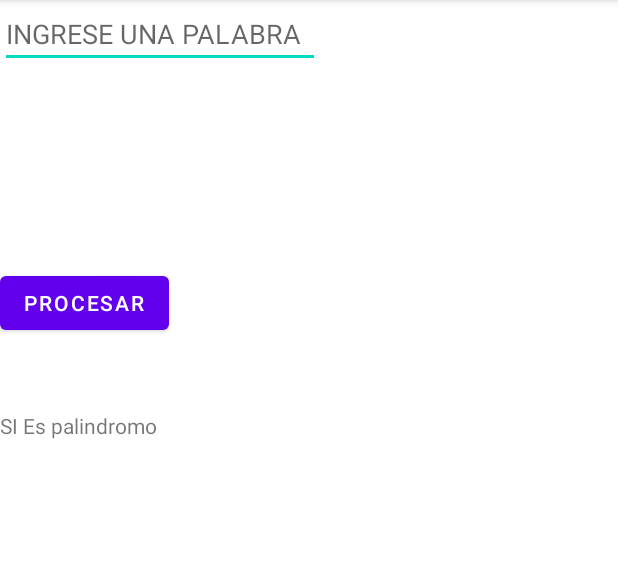
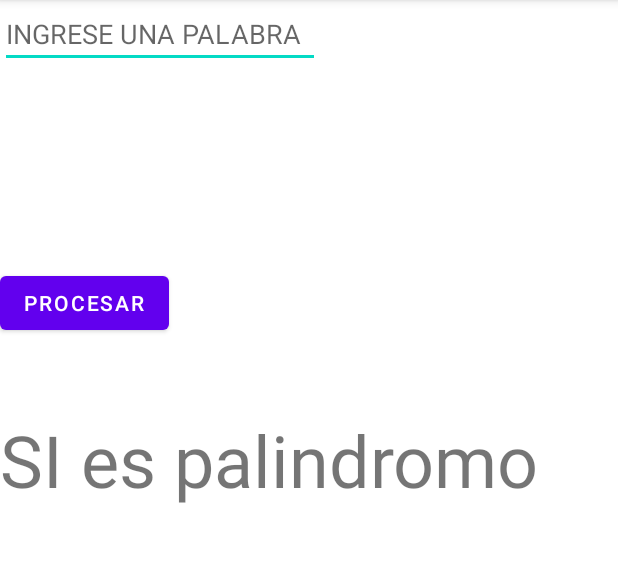
Before and after one commit to MAURIGON/PruebaCapicua, an Android app: the screen it shows after launch (MainActivity), after a tap on "PROCESAR", on a phone screen of 412 x 824 dp, the part 84-646 px from its top. Run offline under Robolectric (Android 15) with nearby library versions, the phone set to English and light mode, and no system bars.

Commit message:
cambio de tamaño de letra de ultimo textview

```diff
--- a/PruebaCapicua/app/src/main/java/com/example/pruebacapicua/MainActivity.java
+++ b/PruebaCapicua/app/src/main/java/com/example/pruebacapicua/MainActivity.java
@@ -68,7 +68,7 @@ public class MainActivity extends AppCompatActivity  {
 
     private void avisarPalindromo() {
         if (invertida.equals(palabra)){
-            txtAviso.setText("SI Es palindromo");
+            txtAviso.setText("SI es palindromo");
         }
         else{
             txtAviso.setText("NO es palindromo");
--- a/PruebaCapicua/app/src/main/res/layout/activity_main.xml
+++ b/PruebaCapicua/app/src/main/res/layout/activity_main.xml
@@ -39,6 +39,7 @@
         android:layout_width="wrap_content"
         android:layout_height="wrap_content"
         android:layout_marginTop="48dp"
+        android:textSize="48sp"
         app:layout_constraintStart_toStartOf="@+id/btnProcesar"
         app:layout_constraintTop_toBottomOf="@+id/btnProcesar" />
 
```
